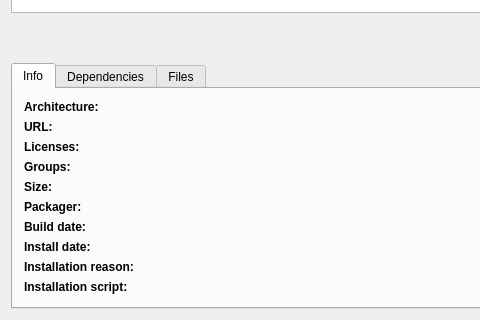
Above: src/mainwindow.ui from Shatur/orson before the change; both pictures show x 0 to 480 and y 265 to 585 of the 743 by 585 pixel window. Below: the same form after it.
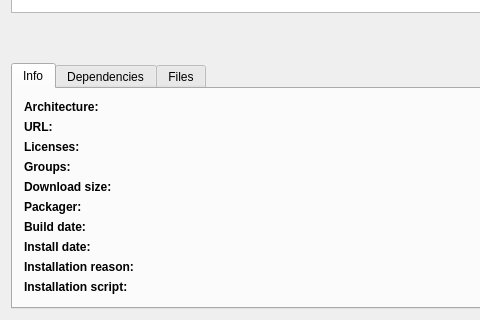
That is the form after the change. Custom widgets are drawn as their Qt base class.

```diff
--- a/src/mainwindow.ui
+++ b/src/mainwindow.ui
@@ -242,7 +242,7 @@
            <string notr="true">font-weight: bold;</string>
           </property>
           <property name="text">
-           <string>Size:</string>
+           <string>Download size:</string>
           </property>
          </widget>
         </item>
```
Left out of the diff: 4 changed lines with no effect on the pictures.
